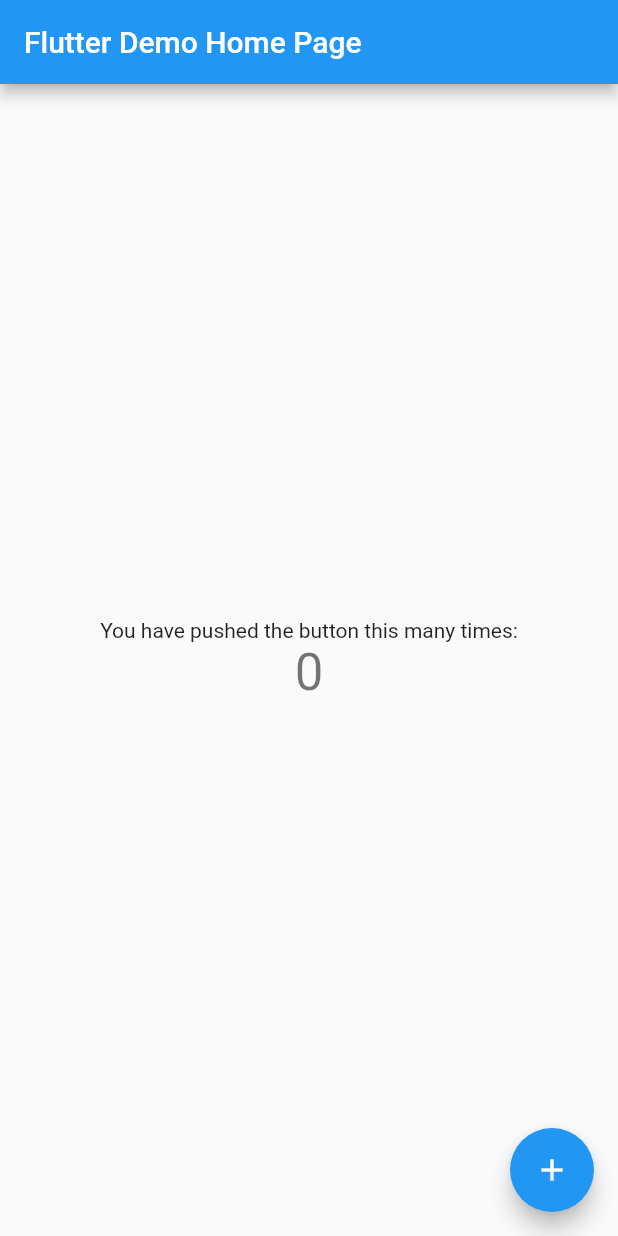
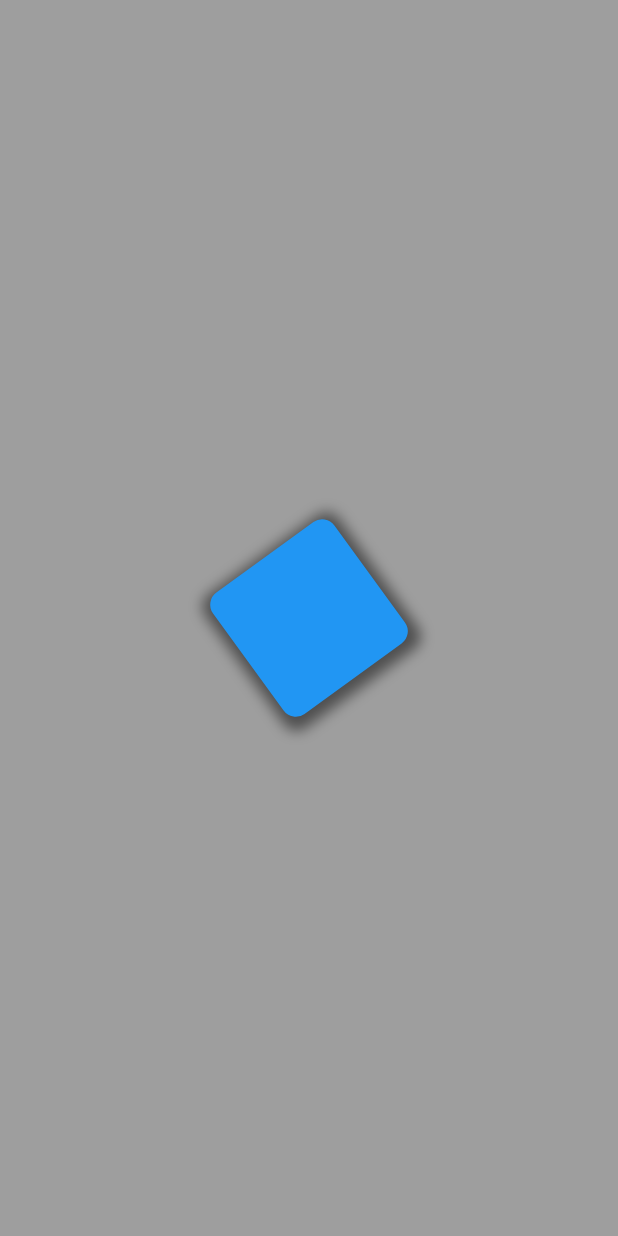
Before and after one commit to tavkeer/FlutterAnimations, a Flutter app: the screen it shows after launch, on a phone screen of 412 x 824 dp. Run offline on Flutter 3.47's test engine with Material 2 defaults, Android fonts, the phone set to English and light mode, and no system bars.

Commit message:
first animation

```diff
--- a/animation_one/lib/main.dart
+++ b/animation_one/lib/main.dart
@@ -1,3 +1,7 @@
+// ignore_for_file: unused_field
+
+import 'dart:math';
+
 import 'package:flutter/material.dart';
 
 void main() {
@@ -7,109 +11,83 @@ void main() {
 class MyApp extends StatelessWidget {
   const MyApp({super.key});
 
-  // This widget is the root of your application.
   @override
   Widget build(BuildContext context) {
     return MaterialApp(
-      title: 'Flutter Demo',
+      title: 'Flutter Animations Demo',
+      debugShowCheckedModeBanner: false,
       theme: ThemeData(
-        // This is the theme of your application.
-        //
-        // Try running your application with "flutter run". You'll see the
-        // application has a blue toolbar. Then, without quitting the app, try
-        // changing the primarySwatch below to Colors.green and then invoke
-        // "hot reload" (press "r" in the console where you ran "flutter run",
-        // or simply save your changes to "hot reload" in a Flutter IDE).
-        // Notice that the counter didn't reset back to zero; the application
-        // is not restarted.
+        useMaterial3: true,
         primarySwatch: Colors.blue,
       ),
-      home: const MyHomePage(title: 'Flutter Demo Home Page'),
+      home: const AnimationPage(),
     );
   }
 }
 
-class MyHomePage extends StatefulWidget {
-  const MyHomePage({super.key, required this.title});
-
-  // This widget is the home page of your application. It is stateful, meaning
-  // that it has a State object (defined below) that contains fields that affect
-  // how it looks.
-
-  // This class is the configuration for the state. It holds the values (in this
-  // case the title) provided by the parent (in this case the App widget) and
-  // used by the build method of the State. Fields in a Widget subclass are
-  // always marked "final".
-
-  final String title;
+class AnimationPage extends StatefulWidget {
+  const AnimationPage({super.key});
 
   @override
-  State<MyHomePage> createState() => _MyHomePageState();
+  State<AnimationPage> createState() => _AnimationPageState();
 }
 
-class _MyHomePageState extends State<MyHomePage> {
-  int _counter = 0;
+class _AnimationPageState extends State<AnimationPage>
+    with SingleTickerProviderStateMixin {
+  late AnimationController _controller;
+  late Animation<double> _animation;
 
-  void _incrementCounter() {
-    setState(() {
-      // This call to setState tells the Flutter framework that something has
-      // changed in this State, which causes it to rerun the build method below
-      // so that the display can reflect the updated values. If we changed
-      // _counter without calling setState(), then the build method would not be
-      // called again, and so nothing would appear to happen.
-      _counter++;
-    });
+  @override
+  void initState() {
+    super.initState();
+    _controller = AnimationController(
+      vsync: this,
+      duration: const Duration(seconds: 2),
+    );
+    _animation = Tween<double>(
+      begin: 0.0,
+      end: 2 * pi,
+    ).animate(_controller);
+    _controller.repeat();
+  }
+
+  @override
+  void dispose() {
+    _controller.dispose();
+    super.dispose();
   }
 
   @override
   Widget build(BuildContext context) {
-    // This method is rerun every time setState is called, for instance as done
-    // by the _incrementCounter method above.
-    //
-    // The Flutter framework has been optimized to make rerunning build methods
-    // fast, so that you can just rebuild anything that needs updating rather
-    // than having to individually change instances of widgets.
     return Scaffold(
-      appBar: AppBar(
-        // Here we take the value from the MyHomePage object that was created by
-        // the App.build method, and use it to set our appbar title.
-        title: Text(widget.title),
-      ),
+      backgroundColor: Colors.grey,
       body: Center(
-        // Center is a layout widget. It takes a single child and positions it
-        // in the middle of the parent.
-        child: Column(
-          // Column is also a layout widget. It takes a list of children and
-          // arranges them vertically. By default, it sizes itself to fit its
-          // children horizontally, and tries to be as tall as its parent.
-          //
-          // Invoke "debug painting" (press "p" in the console, choose the
-          // "Toggle Debug Paint" action from the Flutter Inspector in Android
-          // Studio, or the "Toggle Debug Paint" command in Visual Studio Code)
-          // to see the wireframe for each widget.
-          //
-          // Column has various properties to control how it sizes itself and
-          // how it positions its children. Here we use mainAxisAlignment to
-          // center the children vertically; the main axis here is the vertical
-          // axis because Columns are vertical (the cross axis would be
-          // horizontal).
-          mainAxisAlignment: MainAxisAlignment.center,
-          children: <Widget>[
-            const Text(
-              'You have pushed the button this many times:',
+        child: AnimatedBuilder(
+          animation: _controller,
+          builder: (context, child) => Transform(
+            alignment: Alignment.center, //from where the axis passes
+            transform: Matrix4.identity()
+              ..rotateZ(
+                _animation.value,
+              ),
+            child: Container(
+              height: 100,
+              width: 100,
+              decoration: BoxDecoration(
+                  color: Colors.blue,
+                  borderRadius: BorderRadius.circular(10),
+                  boxShadow: [
+                    BoxShadow(
+                      color: Colors.black.withOpacity(0.5),
+                      spreadRadius: 5,
+                      blurRadius: 7,
+                      offset: const Offset(0, 3),
+                    )
+                  ]),
             ),
-            Text(
-              '$_counter',
-              style: Theme.of(context).textTheme.headlineMedium,
-            ),
-          ],
+          ),
         ),
       ),
-      floatingActionButton: FloatingActionButton(
-        onPressed: _incrementCounter,
-        tooltip: 'Increment',
-        child: const Icon(Icons.add),
-      ), // This trailing comma makes auto-formatting nicer for build methods.
     );
   }
 }
```
